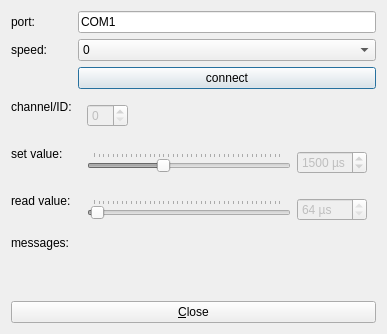
Qt form plugins/servo_pololu_maestro/dlgpololumaestrotester.ui (jkriege2/QuickFit3) before a commit.
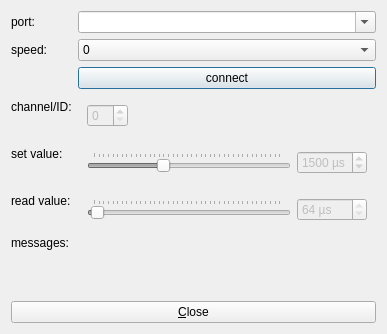
The same form after that commit.

Diff of the .ui file:
```diff
--- a/plugins/servo_pololu_maestro/dlgpololumaestrotester.ui
+++ b/plugins/servo_pololu_maestro/dlgpololumaestrotester.ui
@@ -23,13 +23,6 @@
        </property>
       </widget>
      </item>
-     <item row="0" column="1">
-      <widget class="QLineEdit" name="edtPort">
-       <property name="text">
-        <string>COM1</string>
-       </property>
-      </widget>
-     </item>
      <item row="3" column="0">
       <widget class="QLabel" name="label_2">
        <property name="text">
@@ -251,6 +244,13 @@
        </layout>
       </widget>
      </item>
+     <item row="0" column="1">
+      <widget class="QComboBox" name="cmbPort">
+       <property name="editable">
+        <bool>true</bool>
+       </property>
+      </widget>
+     </item>
     </layout>
    </item>
    <item>
```
